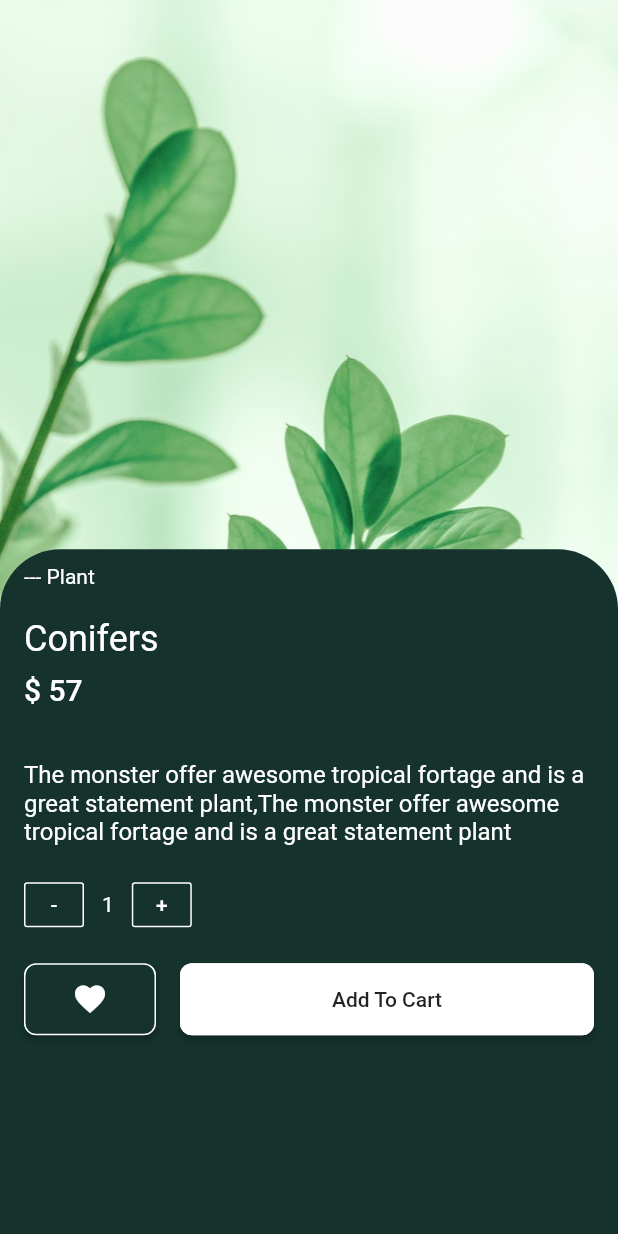
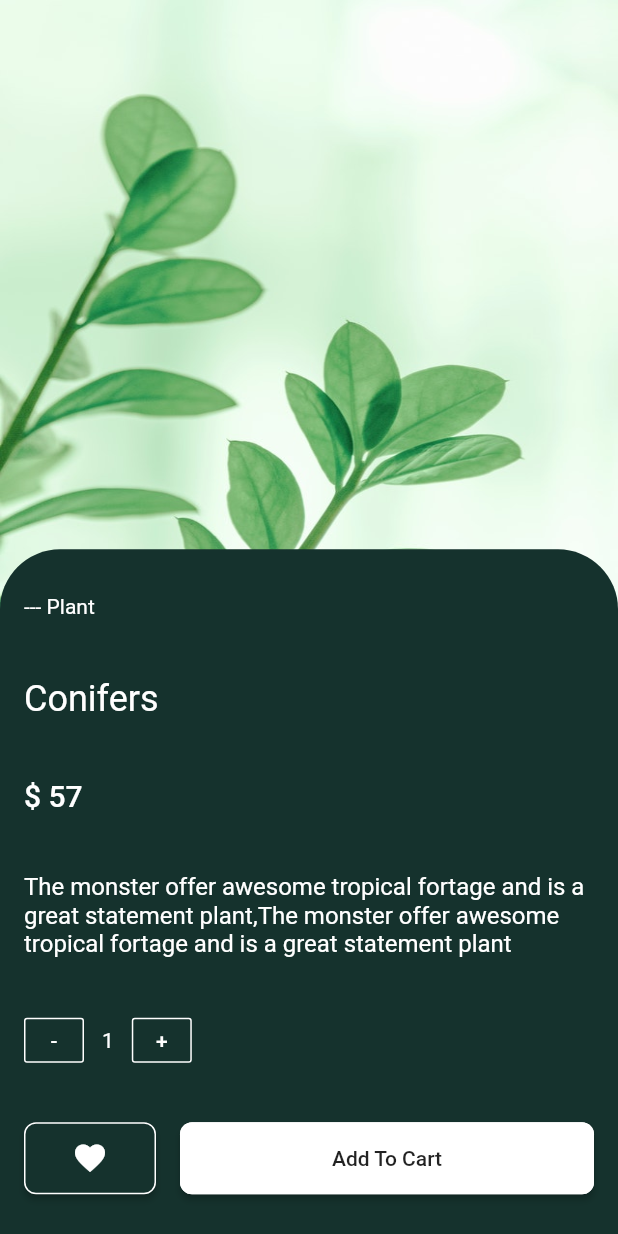
Before and after one commit to rao21/flutter_talk, a Flutter app: the screen it shows after launch, after a tap on "View details", on a phone screen of 412 x 824 dp. Run offline on Flutter 3.47's test engine with Material 2 defaults, Android fonts, the phone set to English and light mode, and no system bars; our stand-ins replace device_preview.

Commit message:
check height

```diff
--- a/lib/detail.dart
+++ b/lib/detail.dart
@@ -13,7 +13,7 @@ class DetailScreen extends StatefulWidget {
 
 class _Details extends State<DetailScreen> {
   final _themeColor = Color(0xFF15322D);
-
+  final _accentColor = Color(0xFF879C95);
   @override
   Widget build(BuildContext context) {
     final screenSize = MediaQuery.of(context).size;
@@ -22,7 +22,7 @@ class _Details extends State<DetailScreen> {
     return Scaffold(
       body: OrientationBuilder(builder: (context, orientation) {
         return Container(
-          decoration: BoxDecoration(color: _themeColor),
+          decoration: BoxDecoration(color: _accentColor),
           child: Stack(
             children: <Widget>[
               buildImage(screenSize, orientation),
@@ -40,20 +40,28 @@ class _Details extends State<DetailScreen> {
           ? Alignment.topCenter
           : Alignment.topLeft,
       child: Container(
-        width: orientation == Orientation.portrait
+         width: MediaQuery.of(context).size.width < 600 //orientation == Orientation.portrait
             ? screenSize.width
-            : screenSize.width / 2,
-        height: orientation == Orientation.portrait
-            ? screenSize.height / 1.6
+            : screenSize.width / 1.8,
+        height: MediaQuery.of(context).size.width < 600 // orientation == Orientation.portrait
+            ? screenSize.height / 1.8
             : screenSize.height,
-        decoration: BoxDecoration(
+        decoration: MediaQuery.of(context).size.width < 600
+        ? BoxDecoration(
           color: Colors.white10,
           image: DecorationImage(
             image: ExactAssetImage(widget.plant.image),
-            fit: BoxFit.cover,
+            fit: BoxFit.fill,
+            alignment: Alignment.topCenter
           ),
-        ),
-      ),
+        ):BoxDecoration(
+          color: Colors.orange,
+          image: DecorationImage(
+            image: ExactAssetImage(widget.plant.image),
+            fit: BoxFit.fill,
+            alignment: Alignment.topCenter
+          ),
+      ))
     );
   }
 
@@ -89,6 +97,7 @@ class _Details extends State<DetailScreen> {
           padding: EdgeInsets.fromLTRB(16.0, 10.0, 16.0, 8.0),
           child: Column(
             crossAxisAlignment: CrossAxisAlignment.stretch,
+            mainAxisAlignment: MainAxisAlignment.spaceAround,
             children: <Widget>[
               Text(
                 "--- Plant",
@@ -97,7 +106,7 @@ class _Details extends State<DetailScreen> {
                     .body1
                     .copyWith(color: textColor),
               ),
-              SizedBox(height: 20.0),
+             // SizedBox(height: 20.0),
               Text(
                 widget.plant.name,
                 style: Theme.of(context)
@@ -105,7 +114,7 @@ class _Details extends State<DetailScreen> {
                     .headline
                     .copyWith(color: textColor),
               ),
-              SizedBox(height: 8.0),
+             // SizedBox(height: 8.0),
               Text(
                 '\$ ${widget.plant.price}',
                 style: Theme.of(context)
@@ -113,7 +122,7 @@ class _Details extends State<DetailScreen> {
                     .title
                     .copyWith(color: textColor),
               ),
-              SizedBox(height: 36.0),
+             // SizedBox(height: 36.0),
               Text(
                 widget.plant.description,
                 style: Theme.of(context)
@@ -121,7 +130,7 @@ class _Details extends State<DetailScreen> {
                     .subhead
                     .copyWith(color: textColor),
               ),
-              SizedBox(height: 24.0),
+             // SizedBox(height: 24.0),
               Row(
                 children: <Widget>[
                   _calculationButton(false),
@@ -138,7 +147,7 @@ class _Details extends State<DetailScreen> {
                   _calculationButton(true),
                 ],
               ),
-              SizedBox(height: 24.0),
+             // SizedBox(height: 24.0),
               Row(
                 children: <Widget>[
                   RaisedButton(
```
Also changed, not shown: pubspec.lock.
